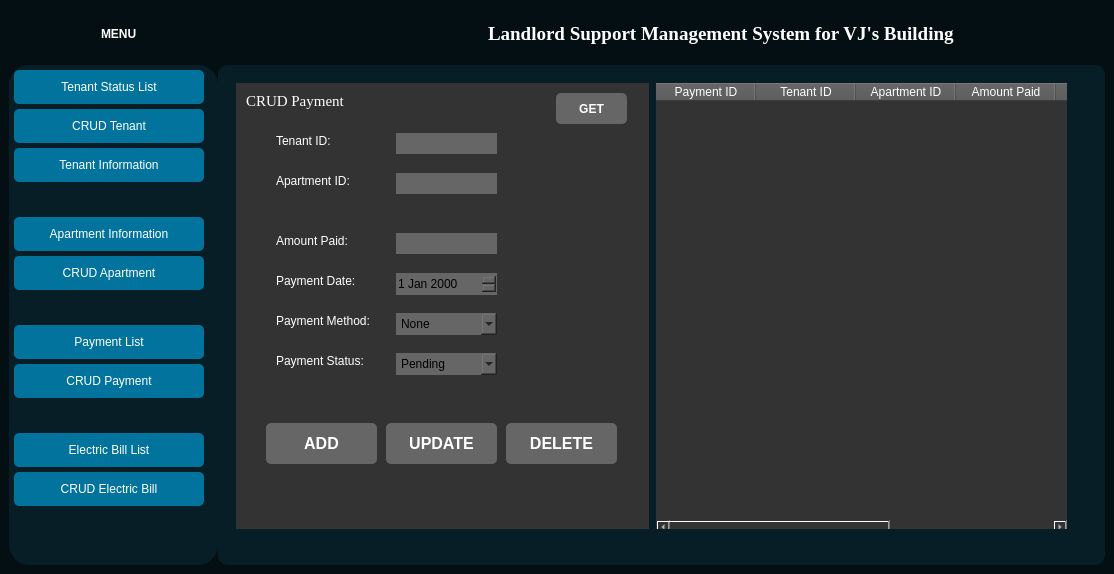
lalalance12/Landlord-Support-Management-System, file interface.ui: the form before one commit.
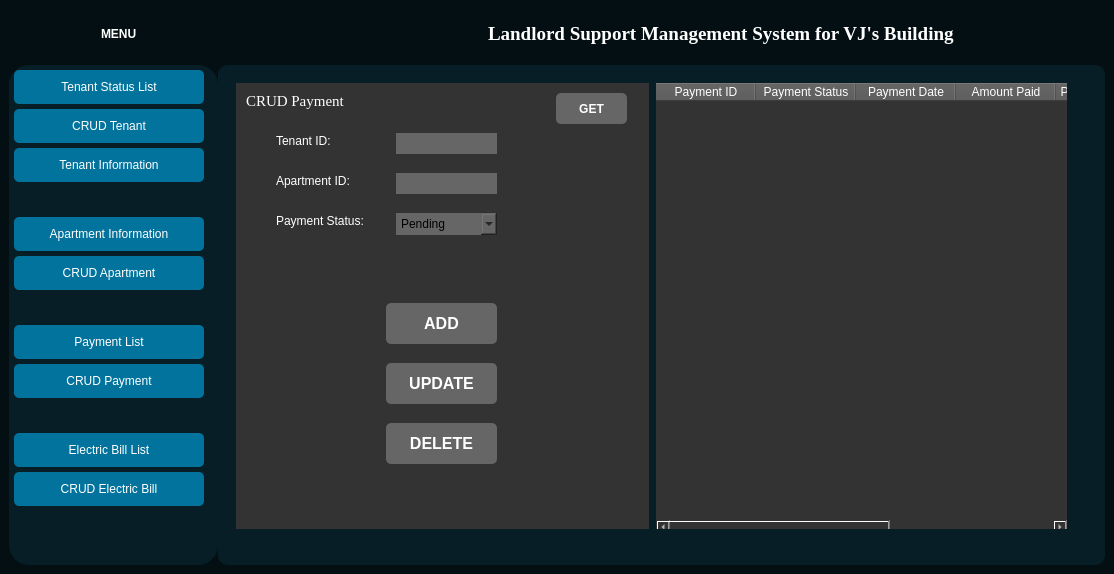
The form after the commit. The open tabs and pages were chosen to show the change. Icons and pictures are not drawn.

Diff of the .ui file:
```diff
--- a/interface.ui
+++ b/interface.ui
@@ -1741,107 +1741,11 @@
                    <string>CRUD Payment</string>
                   </property>
                  </widget>
-                 <widget class="QLineEdit" name="AmountPaid_line_edit">
-                  <property name="geometry">
-                   <rect>
-                    <x>160</x>
-                    <y>150</y>
-                    <width>101</width>
-                    <height>21</height>
-                   </rect>
-                  </property>
-                  <property name="styleSheet">
-                   <string notr="true">QLineEdit {
-    background-color: #666666;
-    color: black;
-}
-
-QLineEdit:!hasFocus {
-    color: white;
-}
-</string>
-                  </property>
-                  <property name="placeholderText">
-                   <string/>
-                  </property>
-                 </widget>
-                 <widget class="QLabel" name="AmountPaid">
-                  <property name="geometry">
-                   <rect>
-                    <x>40</x>
-                    <y>150</y>
-                    <width>91</width>
-                    <height>16</height>
-                   </rect>
-                  </property>
-                  <property name="text">
-                   <string>Amount Paid:</string>
-                  </property>
-                 </widget>
-                 <widget class="QLabel" name="PaymentDate">
-                  <property name="geometry">
-                   <rect>
-                    <x>40</x>
-                    <y>190</y>
-                    <width>91</width>
-                    <height>16</height>
-                   </rect>
-                  </property>
-                  <property name="text">
-                   <string>Payment Date:</string>
-                  </property>
-                 </widget>
-                 <widget class="QLabel" name="PaymentMethod">
-                  <property name="geometry">
-                   <rect>
-                    <x>40</x>
-                    <y>230</y>
-                    <width>101</width>
-                    <height>16</height>
-                   </rect>
-                  </property>
-                  <property name="text">
-                   <string>Payment Method:</string>
-                  </property>
-                 </widget>
-                 <widget class="QComboBox" name="PayMethod_comboBox">
-                  <property name="geometry">
-                   <rect>
-                    <x>160</x>
-                    <y>230</y>
-                    <width>101</width>
-                    <height>22</height>
-                   </rect>
-                  </property>
-                  <property name="styleSheet">
-                   <string notr="true">background-color: #666666; color: black;</string>
-                  </property>
-                  <item>
-                   <property name="text">
-                    <string>None</string>
-                   </property>
-                  </item>
-                  <item>
-                   <property name="text">
-                    <string>Cash</string>
-                   </property>
-                  </item>
-                  <item>
-                   <property name="text">
-                    <string>Bank</string>
-                   </property>
-                  </item>
-                  <item>
-                   <property name="text">
-                    <string>G-Cash</string>
-                   </property>
-                  </item>
-                 </widget>
                  <widget class="QPushButton" name="AddPayBtn">
                   <property name="geometry">
                    <rect>
-                    <x>30</x>
-                    <y>340</y>
+                    <x>150</x>
+                    <y>220</y>
                     <width>111</width>
                     <height>41</height>
                    </rect>
@@ -1864,7 +1768,7 @@
                  <widget class="QPushButton" name="DelPayBtn">
                   <property name="geometry">
                    <rect>
-                    <x>270</x>
+                    <x>150</x>
                     <y>340</y>
                     <width>111</width>
                     <height>41</height>
@@ -1889,7 +1793,7 @@
                   <property name="geometry">
                    <rect>
                     <x>150</x>
-                    <y>340</y>
+                    <y>280</y>
                     <width>111</width>
                     <height>41</height>
                    </rect>
@@ -1909,24 +1813,11 @@
                    <string>UPDATE</string>
                   </property>
                  </widget>
-                 <widget class="QDateEdit" name="Payment_dateEdit">
-                  <property name="geometry">
-                   <rect>
-                    <x>160</x>
-                    <y>190</y>
-                    <width>101</width>
-                    <height>22</height>
-                   </rect>
-                  </property>
-                  <property name="styleSheet">
-                   <string notr="true">background-color: #666666; color: black;</string>
-                  </property>
-                 </widget>
                  <widget class="QLabel" name="PaymentStatus">
                   <property name="geometry">
                    <rect>
                     <x>40</x>
-                    <y>270</y>
+                    <y>130</y>
                     <width>101</width>
                     <height>16</height>
                    </rect>
@@ -1939,7 +1830,7 @@
                   <property name="geometry">
                    <rect>
                     <x>160</x>
-                    <y>270</y>
+                    <y>130</y>
                     <width>101</width>
                     <height>22</height>
                    </rect>
@@ -2130,36 +2021,36 @@
                     <string>Payment ID</string>
                    </property>
                   </column>
-                  <column>
-                   <property name="text">
-                    <string>Tenant ID</string>
-                   </property>
-                  </column>
-                  <column>
-                   <property name="text">
-                    <string>Apartment ID</string>
-                   </property>
-                  </column>
-                  <column>
-                   <property name="text">
-                    <string>Amount Paid</string>
-                   </property>
-                  </column>
-                  <column>
-                   <property name="text">
-                    <string>Payment Date</string>
-                   </property>
-                  </column>
-                  <column>
-                   <property name="text">
-                    <string>Payment Method</string>
-                   </property>
-                  </column>
                   <column>
                    <property name="text">
                     <string>Payment Status</string>
                    </property>
                   </column>
+                  <column>
+                   <property name="text">
+                    <string>Payment Date</string>
+                   </property>
+                  </column>
+                  <column>
+                   <property name="text">
+                    <string>Amount Paid</string>
+                   </property>
+                  </column>
+                  <column>
+                   <property name="text">
+                    <string>Payment Method</string>
+                   </property>
+                  </column>
+                  <column>
+                   <property name="text">
+                    <string>Tenant ID</string>
+                   </property>
+                  </column>
+                  <column>
+                   <property name="text">
+                    <string>Apartment ID</string>
+                   </property>
+                  </column>
                  </widget>
                 </widget>
                </item>
```
Left out of the diff: 28 changed lines with no effect on the pictures.
